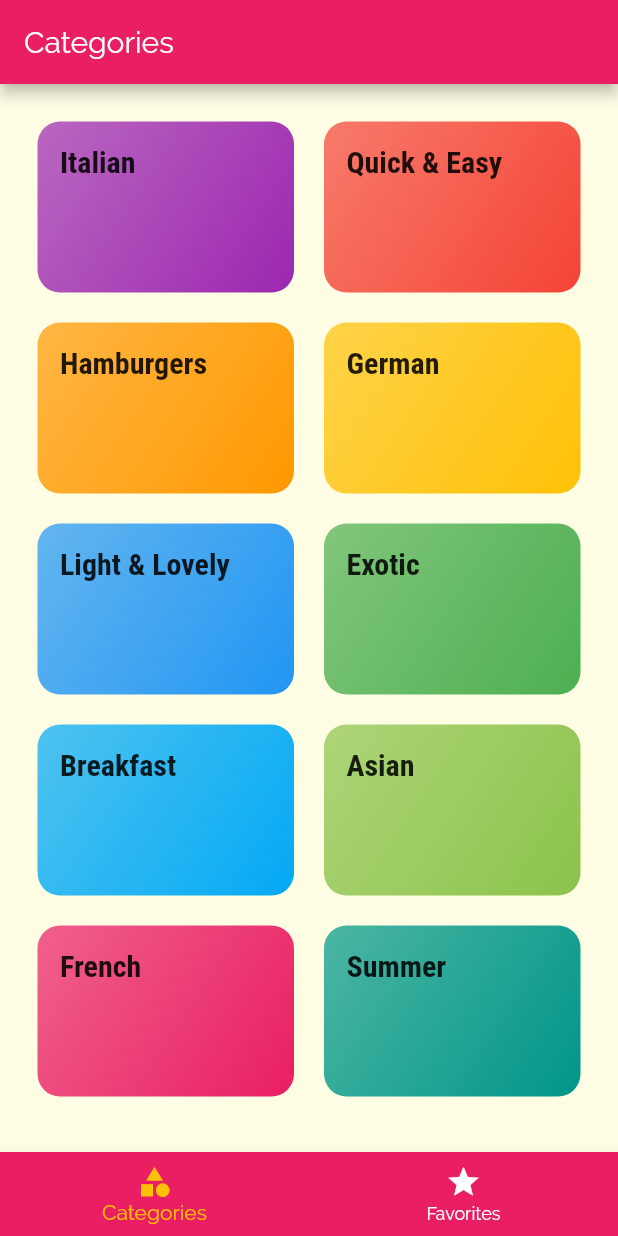
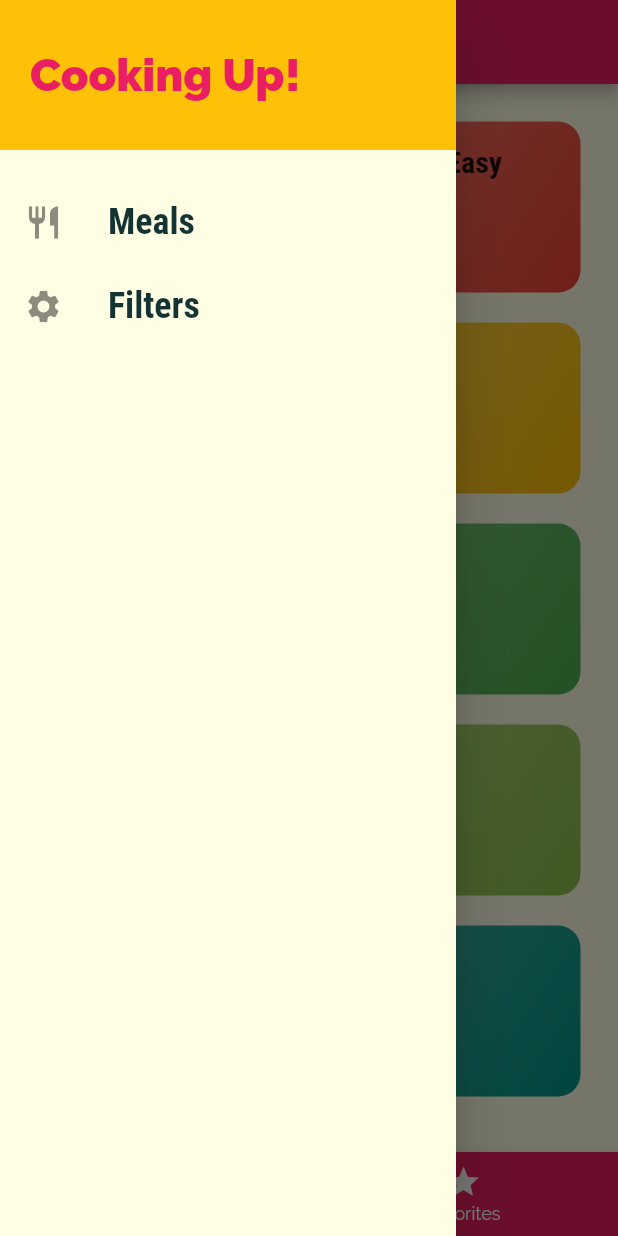
Before and after one commit to Linkonsq/Meals-App, a Flutter app: the screen it shows after launch, with the side drawer open (before the commit the screen has no drawer), on a phone screen of 412 x 824 dp. Run offline on Flutter 3.47's test engine with Material 2 defaults, Android fonts, the phone set to English and light mode, and no system bars.

Commit message:
Adding a custom drawer(menu bar)

```diff
--- a/lib/main.dart
+++ b/lib/main.dart
@@ -1,6 +1,7 @@
 import 'package:flutter/material.dart';
 import 'package:mealsapp/screens/categories_screen.dart';
 import 'package:mealsapp/screens/category_meals_screen.dart';
+import 'package:mealsapp/screens/filters_screen.dart';
 import 'package:mealsapp/screens/meal_detail_screen.dart';
 import 'package:mealsapp/screens/tabs_screen.dart';
 
@@ -34,6 +35,7 @@ class MyApp extends StatelessWidget {
         '/': (ctx) => TabsScreen(),
         CategoryMealsScreen.routeName: (ctx) => CategoryMealsScreen(),
         MealDetailScreen.routeName: (ctx) => MealDetailScreen(),
+        FiltersScreen.routeName: (ctx) => FiltersScreen(),
       },
     );
   }
--- /dev/null
+++ b/lib/screens/filters_screen.dart
@@ -0,0 +1,19 @@
+import 'package:flutter/material.dart';
+import 'package:mealsapp/widgets/main_drawer.dart';
+
+class FiltersScreen extends StatelessWidget {
+  static const routeName = '/filters';
+
+  @override
+  Widget build(BuildContext context) {
+    return Scaffold(
+      appBar: AppBar(
+        title: Text('Your Filters'),
+      ),
+      drawer: MainDrawer(),
+      body: Center(
+        child: Text('Filters'),
+      ),
+    );
+  }
+}
--- a/lib/screens/tabs_screen.dart
+++ b/lib/screens/tabs_screen.dart
@@ -1,6 +1,7 @@
 import 'package:flutter/material.dart';
 import 'package:mealsapp/screens/categories_screen.dart';
 import 'package:mealsapp/screens/favorites_screen.dart';
+import 'package:mealsapp/widgets/main_drawer.dart';
 
 class TabsScreen extends StatefulWidget {
   @override
@@ -33,6 +34,7 @@ class _TabsScreenState extends State<TabsScreen> {
       appBar: AppBar(
         title: Text(_pages[_selectedPageIndex]['title']),
       ),
+      drawer: MainDrawer(),
       body: _pages[_selectedPageIndex]['page'],
       bottomNavigationBar: BottomNavigationBar(
         onTap: _selectPage,
--- /dev/null
+++ b/lib/widgets/main_drawer.dart
@@ -0,0 +1,63 @@
+import 'package:flutter/material.dart';
+import 'package:mealsapp/screens/filters_screen.dart';
+
+class MainDrawer extends StatelessWidget {
+  Widget buildListTile(String title, IconData icon, Function tapHandler) {
+    return ListTile(
+      leading: Icon(
+        icon,
+        size: 26,
+      ),
+      title: Text(
+        title,
+        style: TextStyle(
+          fontFamily: 'RobotoCondensed',
+          fontSize: 24,
+          fontWeight: FontWeight.bold,
+        ),
+      ),
+      onTap: tapHandler,
+    );
+  }
+
+  @override
+  Widget build(BuildContext context) {
+    return Drawer(
+      child: Column(
+        children: <Widget>[
+          Container(
+            height: 100,
+            width: double.infinity,
+            padding: EdgeInsets.all(20),
+            alignment: Alignment.centerLeft,
+            color: Theme.of(context).accentColor,
+            child: Text(
+              'Cooking Up!',
+              style: TextStyle(
+                fontWeight: FontWeight.w900,
+                fontSize: 30,
+                color: Theme.of(context).primaryColor,
+              ),
+            ),
+          ),
+          SizedBox(height: 20),
+          buildListTile(
+            'Meals',
+            Icons.restaurant,
+            () {
+              Navigator.of(context).pushReplacementNamed('/');
+            },
+          ),
+          buildListTile(
+            'Filters',
+            Icons.settings,
+            () {
+              Navigator.of(context)
+                  .pushReplacementNamed(FiltersScreen.routeName);
+            },
+          ),
+        ],
+      ),
+    );
+  }
+}
```
